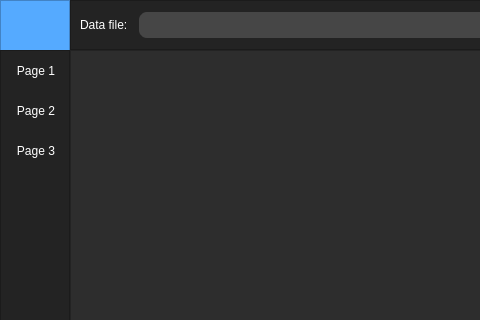
Above: ui/mainWindow.ui from kornelHub/BackTesting-App before the change; both pictures show x 0 to 480 and y 0 to 320 of the 1200 by 700 pixel window. Below: the same form after it.
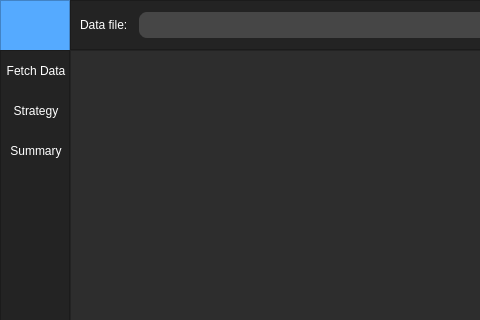
That is the form after the change. Custom widgets are drawn as their Qt base class.

Commit message: change color of link to tutorial

Patch:
```diff
--- a/ui/mainWindow.ui
+++ b/ui/mainWindow.ui
@@ -316,7 +316,7 @@
           <item>
            <widget class="QFrame" name="frame_left_menu">
             <property name="sizePolicy">
-             <sizepolicy hsizetype="Fixed" vsizetype="Fixed">
+             <sizepolicy hsizetype="Expanding" vsizetype="Fixed">
               <horstretch>0</horstretch>
               <verstretch>0</verstretch>
              </sizepolicy>
@@ -360,7 +360,7 @@
 }</string>
                </property>
                <property name="text">
-                <string>Page 1</string>
+                <string>Fetch Data</string>
                </property>
               </widget>
              </item>
@@ -384,7 +384,7 @@
 }</string>
                </property>
                <property name="text">
-                <string>Page 2</string>
+                <string>Strategy</string>
                </property>
               </widget>
              </item>
@@ -408,7 +408,7 @@
 }</string>
                </property>
                <property name="text">
-                <string>Page 3</string>
+                <string>Summary</string>
                </property>
               </widget>
              </item>
```
